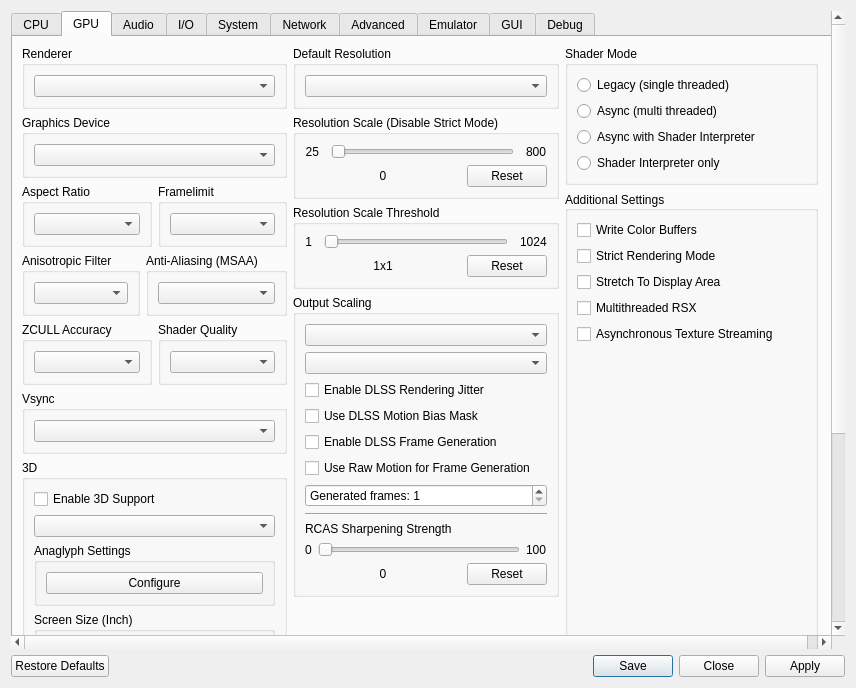
This is rpcs3/rpcs3qt/settings_dialog.ui in xXJSONDeruloXx/rpcs3 as Qt 5 draws it before an edit. The edited form follows.
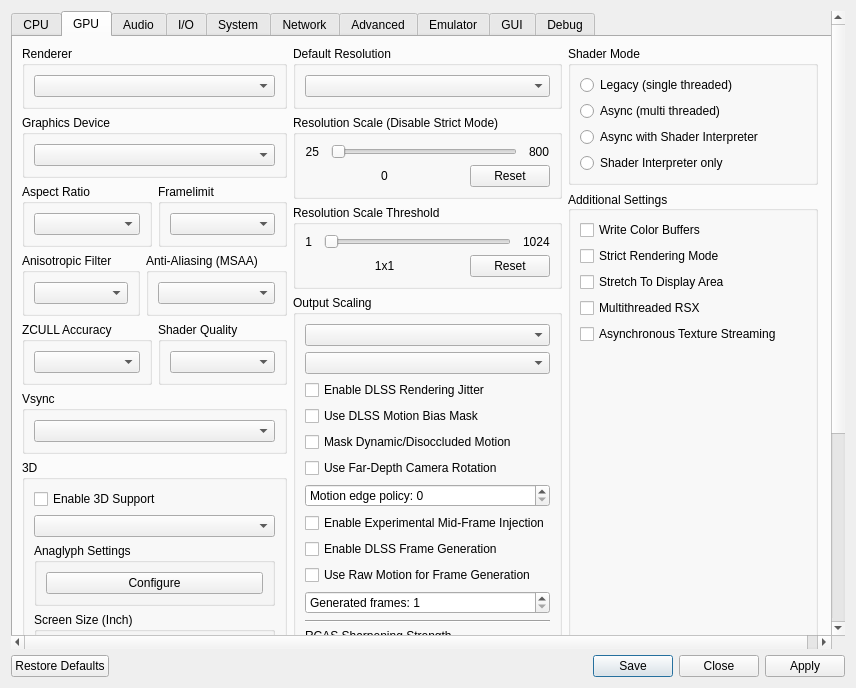
This is the edited form. The open tabs and pages were chosen to show the change. Icons and pictures are not drawn.

Commit message: Add Beast-style temporal policies and mid-frame hook

```diff
--- a/rpcs3/rpcs3qt/settings_dialog.ui
+++ b/rpcs3/rpcs3qt/settings_dialog.ui
@@ -792,6 +792,40 @@
                  </property>
                 </widget>
                </item>
+              <item>
+               <widget class="QCheckBox" name="dlssMotionDynamicMask">
+                <property name="text">
+                 <string>Mask Dynamic/Disoccluded Motion</string>
+                </property>
+               </widget>
+              </item>
+              <item>
+               <widget class="QCheckBox" name="dlssMotionFarRotation">
+                <property name="text">
+                 <string>Use Far-Depth Camera Rotation</string>
+                </property>
+               </widget>
+              </item>
+              <item>
+               <widget class="QSpinBox" name="dlssMotionEdgeMode">
+                <property name="minimum">
+                 <number>0</number>
+                </property>
+                <property name="maximum">
+                 <number>2</number>
+                </property>
+                <property name="prefix">
+                 <string>Motion edge policy: </string>
+                </property>
+               </widget>
+              </item>
+              <item>
+               <widget class="QCheckBox" name="dlssMidFrameInjection">
+                <property name="text">
+                 <string>Enable Experimental Mid-Frame Injection</string>
+                </property>
+               </widget>
+              </item>
                <item>
                 <widget class="QCheckBox" name="dlssFrameGeneration">
                  <property name="text">
```
Lines whose indentation alone changed are shown as unchanged. The commit also changes 12 other files.
